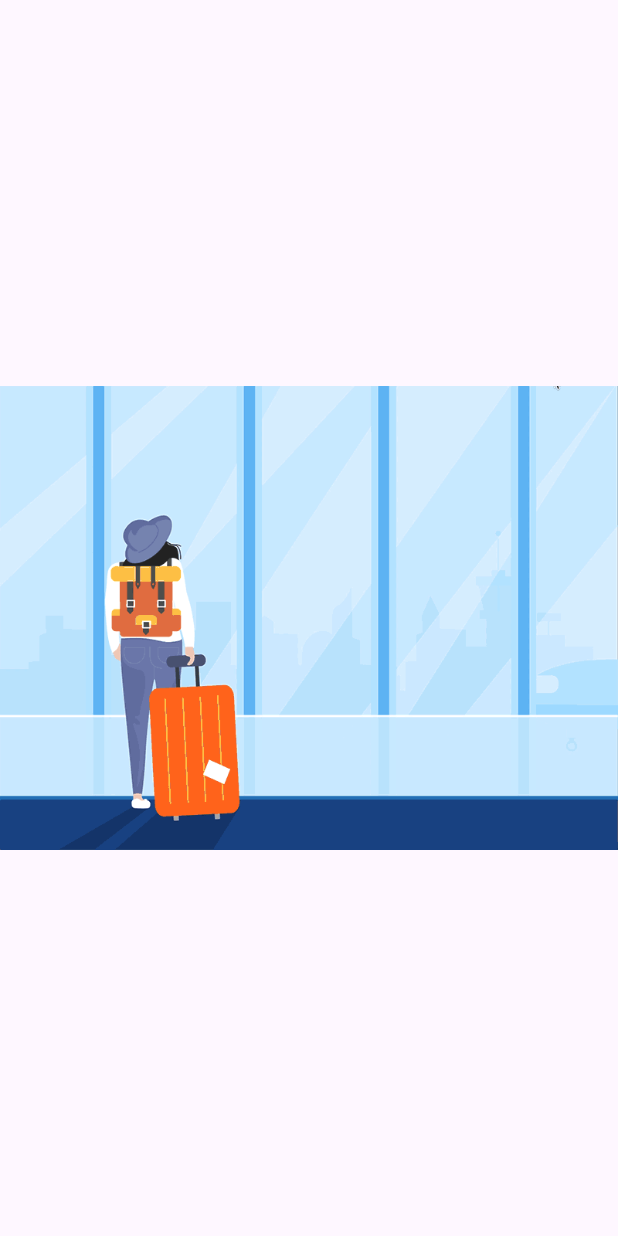
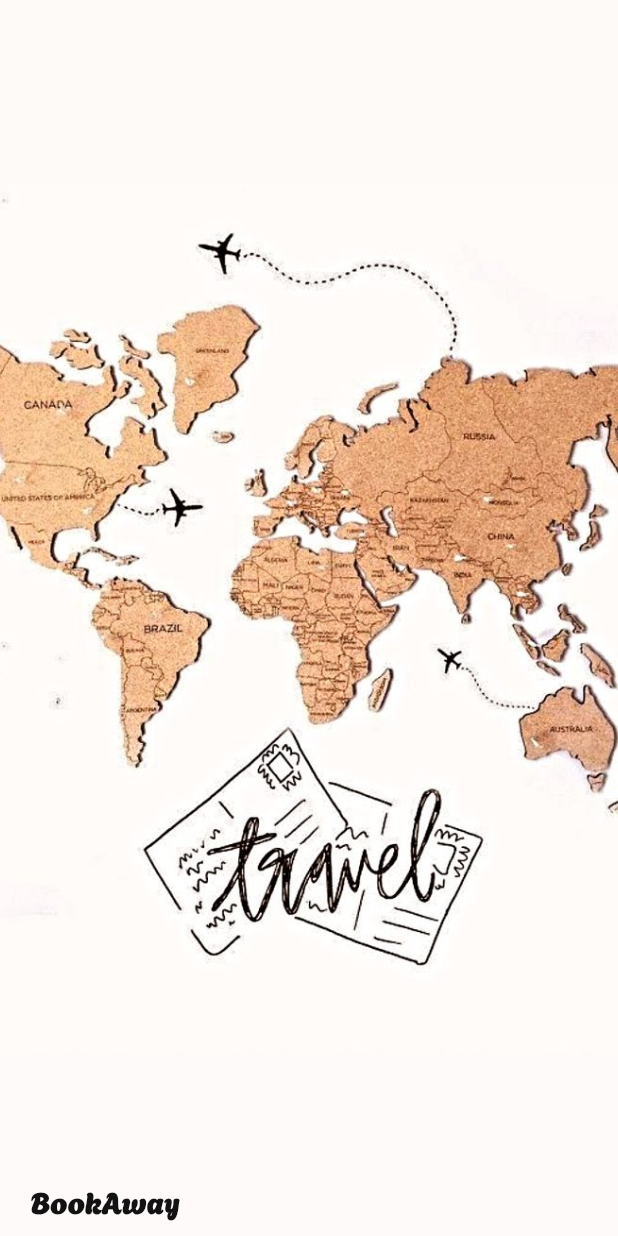
Before and after one commit to ST60002CEM/batch31b-sneehaa, a Flutter app: the SplashScreen screen opened by its route, on a phone screen of 412 x 824 dp. Run offline on Flutter 3.47's test engine with Material 3 defaults, Android fonts, the phone set to English and light mode, and no system bars.

Commit message:
splash screen editing

```diff
--- a/lib/screens/splash_screen.dart
+++ b/lib/screens/splash_screen.dart
@@ -6,22 +6,60 @@ class SplashScreen extends StatefulWidget {
 }
 
 class _SplashScreenState extends State<SplashScreen> {
+  bool showText = false;
+
   @override
   void initState() {
     super.initState();
-    Future.delayed(
-      const Duration(seconds: 3),
-      () {
-        Navigator.pushReplacementNamed(context, '/login');
-      },
-    );
+    Future.delayed(const Duration(seconds: 2), () {
+      if (mounted) {
+        setState(() {
+          showText = true;
+        });
+      }
+
+      Future.delayed(const Duration(seconds: 3), () {
+        if (mounted) {
+          Navigator.pushReplacementNamed(context, '/login');
+        }
+      });
+    });
   }
 
   @override
   Widget build(BuildContext context) {
     return Scaffold(
       body: Center(
-        child: Image.asset('assets/images/splash.gif'),
+        child: ListView(
+          children: [
+            SizedBox(
+              height: MediaQuery.of(context).size.height,
+              child: Stack(
+                children: [
+                  Image.asset(
+                    'assets/images/splash.jpg',
+                    fit: BoxFit.cover,
+                    height: double.infinity,
+                    width: double.infinity,
+                  ),
+                  const Positioned(
+                    bottom: 10,
+                    left: 20,
+                    child: Text(
+                      'BookAway',
+                      style: TextStyle(
+                        fontFamily: 'Agbalumo',
+                        fontSize: 20,
+                        fontWeight: FontWeight.bold,
+                        color: Color.fromARGB(255, 18, 18, 18),
+                      ),
+                    ),
+                  ),
+                ],
+              ),
+            ),
+          ],
+        ),
       ),
     );
   }
--- a/pubspec.yaml
+++ b/pubspec.yaml
@@ -64,7 +64,6 @@ flutter:
   # To add assets to your application, add an assets section, like this:
   assets:
   - assets/images/
-  - assets/images/splash.gif
 
 
   # An image asset can refer to one or more resolution-specific "variants", see
```
Also changed, not shown: assets/images/splash.gif (deleted), assets/images/splash.jpg (added), 2 other files.
